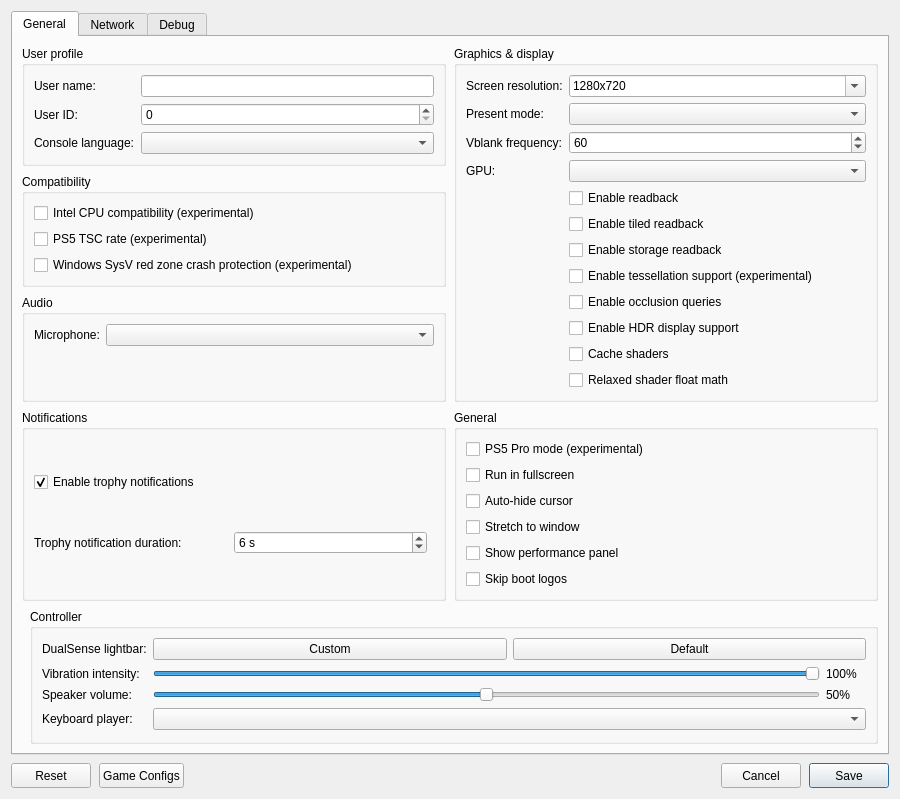
carbonimax/KytyPS5, file src/launcher/forms/configuration_edit_dialog.ui: the form before one commit.
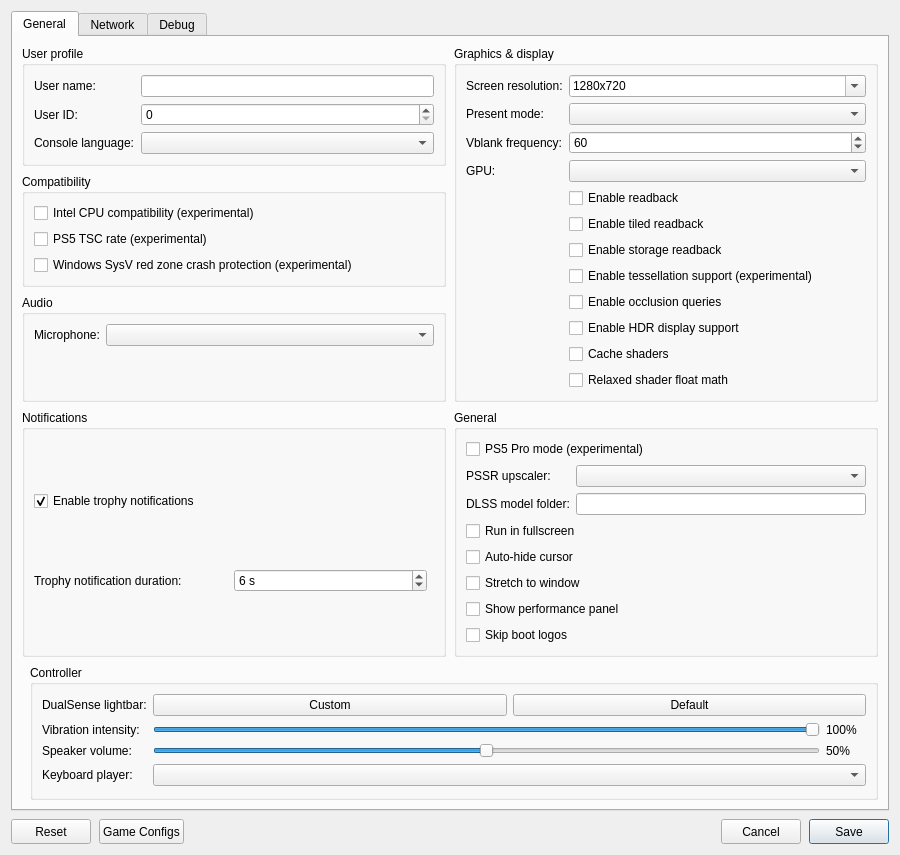
The form after the commit. Custom widgets are drawn as their Qt base class.

Commit message:
graphics: upscale PSSR with DLSS from a user-supplied model
Conflicts resolved by hand, fork additions kept next to upstream's: the
fork builds the device extension list in CreateVulkan, so the DLSS device
extensions are appended there after the OpenXR ones (VulkanCreateDevice
keeps the fork's feature probing); Dlss::Init follows the fork's readback
queue; the launcher's pssr_upscaler and dlss_folder reads sit before the
fork's pro_enabled read; dlss_tests sits where upstream's net_resolver
test was (the fork declares that one later).

```diff
--- a/src/launcher/forms/configuration_edit_dialog.ui
+++ b/src/launcher/forms/configuration_edit_dialog.ui
@@ -260,6 +260,31 @@
               <property name="text"><string>PS5 Pro mode (experimental)</string></property>
              </widget>
             </item>
+            <item>
+             <layout class="QFormLayout" name="pssrLayout">
+              <item row="0" column="0">
+               <widget class="QLabel" name="label_pssr_upscaler">
+                <property name="text"><string>PSSR upscaler:</string></property>
+               </widget>
+              </item>
+              <item row="0" column="1">
+               <widget class="QComboBox" name="comboBox_pssr_upscaler">
+                <property name="toolTip"><string>DLSS needs an NVIDIA RTX GPU</string></property>
+               </widget>
+              </item>
+              <item row="1" column="0">
+               <widget class="QLabel" name="label_dlss_folder">
+                <property name="text"><string>DLSS model folder:</string></property>
+               </widget>
+              </item>
+              <item row="1" column="1">
+               <widget class="MandatoryLineEdit" name="lineEdit_dlss_folder">
+                <property name="toolTip"><string>Folder with nvngx_dlss.dll (Windows) or libnvidia-ngx-dlss.so.* (Linux)</string></property>
+                <property name="clearButtonEnabled"><bool>true</bool></property>
+               </widget>
+              </item>
+             </layout>
+            </item>
             <item>
              <widget class="QCheckBox" name="checkBox_fullscreen">
               <property name="toolTip"><string>Run in borderless desktop fullscreen</string></property>
```
Left out of the diff: 2 changed lines with no effect on the pictures. The commit also changes 14 other files.
